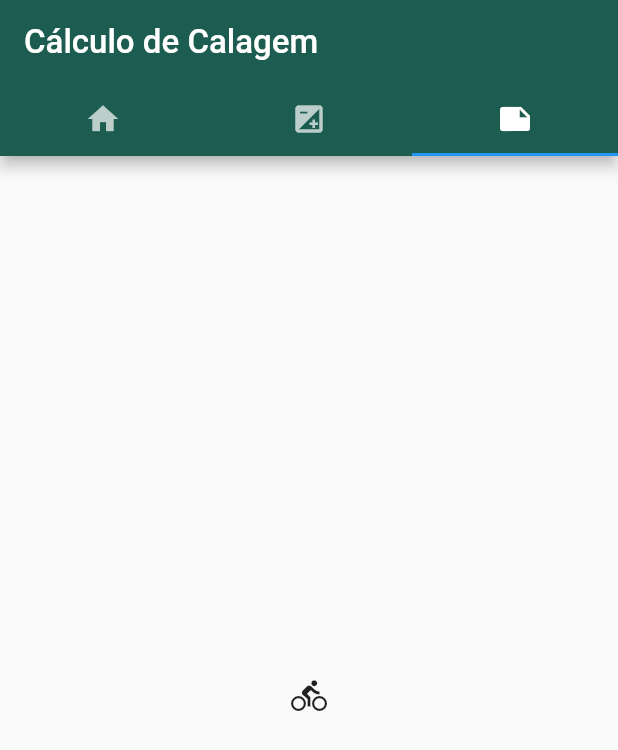
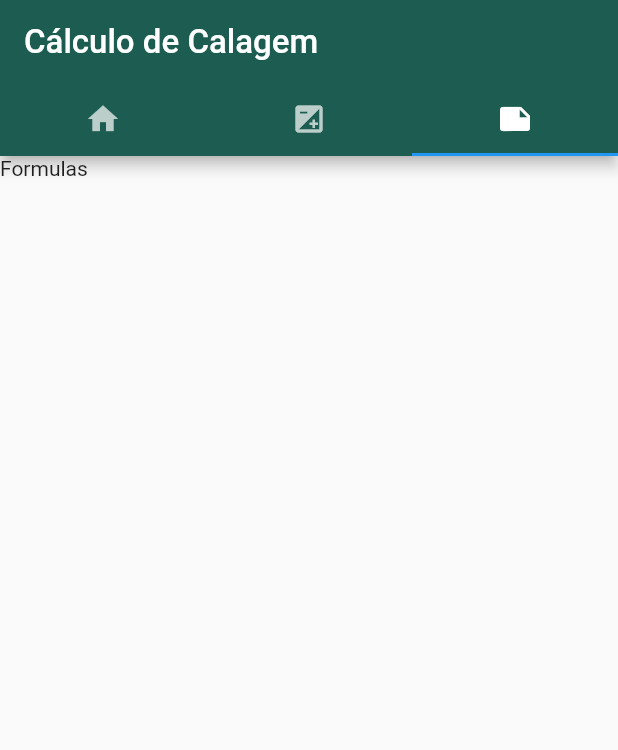
Before and after one commit to luisgs7/liming-calculation, a Flutter app: the screen it shows after launch, tab 3 chosen, on a phone screen of 412 x 824 dp. Shown: the top 750 px of the screen. Run offline on Flutter 3.47's test engine with Material 2 defaults, Android fonts, the phone set to English and light mode, and no system bars.

Commit message:
Updated some files

```diff
--- a/lib/main.dart
+++ b/lib/main.dart
@@ -9,7 +9,9 @@ class MyApp extends StatelessWidget {
     return MaterialApp(
       debugShowCheckedModeBanner: false,
       title: 'Cálculo de Calagem',
-      theme: ThemeData(),
+      theme: ThemeData(
+        primaryColor: Color(0xFF1D5D51),
+      ),
       home: Home(),
     );
   }
--- a/lib/screens/home.widget.dart
+++ b/lib/screens/home.widget.dart
@@ -1,5 +1,6 @@
 import 'package:flutter/material.dart';
 import 'package:liming_calculation/tabs/calculate.tab.dart';
+import 'package:liming_calculation/tabs/formulas.tab.dart';
 import 'package:liming_calculation/tabs/home.tab.dart';
 
 class Home extends StatelessWidget {
@@ -34,8 +35,8 @@ class Home extends StatelessWidget {
           body: TabBarView(
             children: <Widget>[
               HomeTab(),
-              calculate(),
-              Icon(Icons.directions_bike),
+              Calculate(),
+              Formulas(),
             ],
           ),
         ),
--- /dev/null
+++ b/lib/tabs/formulas.tab.dart
@@ -0,0 +1,10 @@
+import 'package:flutter/material.dart';
+
+class Formulas extends StatelessWidget {
+  @override
+  Widget build(BuildContext context) {
+    return Container(
+      child: Text("Formulas"),
+    );
+  }
+}
```
Also changed, not shown: lib/tabs/calculate.tab.dart (+2 -51 lines).
